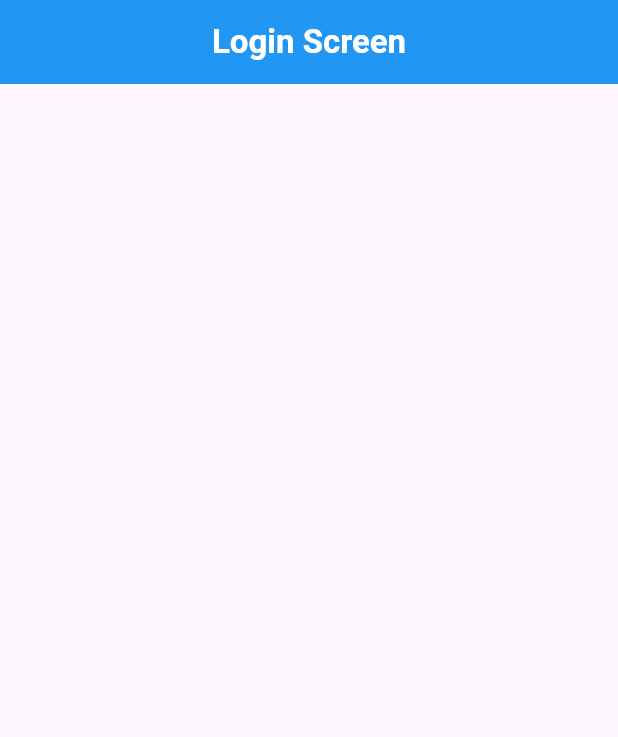
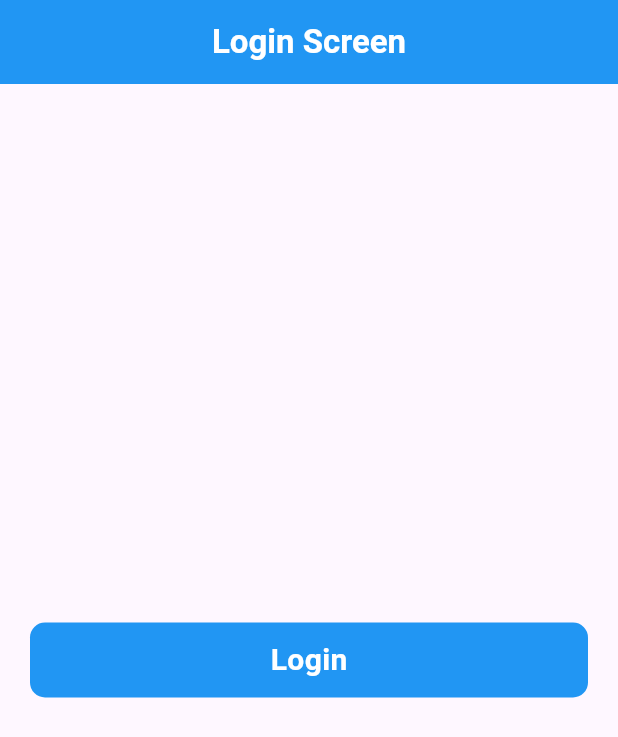
Before and after one commit to alhasann351/flutter_firebase, a Flutter app: the screen it shows after launch, on a phone screen of 412 x 824 dp. Shown: the top 737 px of the screen. Run offline on Flutter 3.47's test engine with Material 3 defaults, Android fonts, the phone set to English and light mode, and no system bars; our stand-ins replace firebase_core; accounts and stored records are empty.

Commit message:
round-button-widget-created

```diff
--- a/lib/ui/auth/login_screen.dart
+++ b/lib/ui/auth/login_screen.dart
@@ -1,4 +1,5 @@
 import 'package:flutter/material.dart';
+import 'package:flutter_firebase/ui/widgets/round_button.dart';
 
 class LoginScreen extends StatefulWidget {
   const LoginScreen({super.key});
@@ -24,10 +25,17 @@ class _LoginScreenState extends State<LoginScreen> {
           ),
         ),
       ),
-      body: const Column(
-        children: [
+      body: Padding(
+        padding: const EdgeInsets.symmetric(horizontal: 20),
+        child: Column(
+          mainAxisAlignment: MainAxisAlignment.center,
+          crossAxisAlignment: CrossAxisAlignment.center,
+          children: [
+            RoundButton(title: 'Login', onTap: (){
 
-        ],
+            }),
+          ],
+        ),
       ),
     );
   }
--- /dev/null
+++ b/lib/ui/widgets/round_button.dart
@@ -0,0 +1,31 @@
+import 'package:flutter/material.dart';
+
+class RoundButton extends StatelessWidget {
+  final String title;
+  final VoidCallback onTap;
+
+  const RoundButton({super.key, required this.title, required this.onTap});
+
+  @override
+  Widget build(BuildContext context) {
+    return InkWell(
+      onTap: onTap,
+      child: Container(
+        height: 50,
+        decoration: BoxDecoration(
+          borderRadius: BorderRadius.circular(10),
+          color: Colors.blue,
+        ),
+        child: Center(
+            child: Text(
+          title,
+          style: const TextStyle(
+            color: Colors.white,
+            fontSize: 20,
+            fontWeight: FontWeight.bold,
+          ),
+        )),
+      ),
+    );
+  }
+}
```
